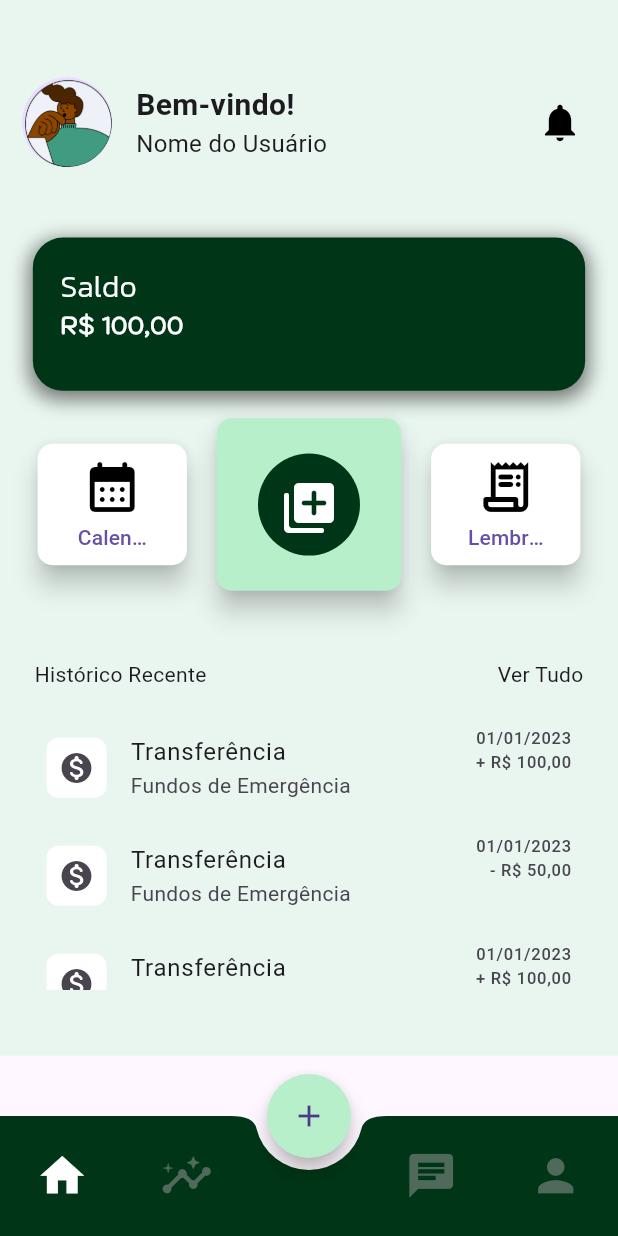
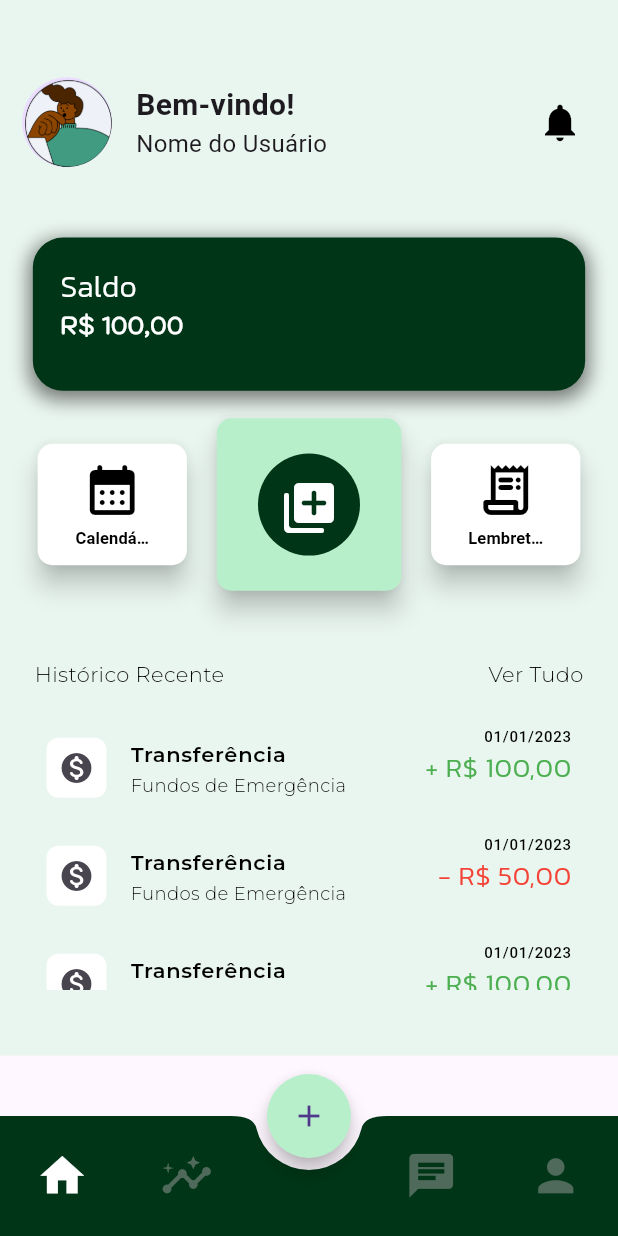
Before and after one commit to devgrc/teste_flutter, a Flutter app: the HomePage screen opened directly, on a phone screen of 412 x 824 dp. Run offline on Flutter 3.47's test engine with Material 3 defaults, Android fonts, the phone set to English and light mode, and no system bars; Roboto replaces fonts that are missing (Kantumruy, MontserratAlternates); project files that could hold a hidden picture were left out.

Commit message:
feat: :sparkles: Adiciona novos modelos de fontes ao projeto

```diff
--- a/lib/common/app_text_styles.dart
+++ b/lib/common/app_text_styles.dart
@@ -7,43 +7,65 @@ class AppTextStyles {
       fontFamily: 'Kodchasan',
       fontSize: 50.0,
       fontWeight: FontWeight.normal,
-    color: Color.fromARGB(255, 255, 255, 255)
-  );
+      color: Color.fromARGB(255, 255, 255, 255));
   static const TextStyle KodchasanLogin = TextStyle(
       fontFamily: 'Kodchasan',
       fontSize: 17.0,
       fontWeight: FontWeight.normal,
-    color: Color.fromARGB(255, 255, 255, 255)
-  );
+      color: Color.fromARGB(255, 255, 255, 255));
   static const TextStyle KantumruyButton = TextStyle(
       fontFamily: 'Kantumruy',
       fontSize: 28.0,
       fontWeight: FontWeight.bold,
-    color: Colors.black
-  );
+      color: Colors.black);
   static const TextStyle KantumLogin1 = TextStyle(
       fontFamily: 'Kodchasan',
       fontSize: 40.0,
       fontWeight: FontWeight.bold,
-    color: Color.fromARGB(255, 255, 255, 255)
-  );
+      color: Color.fromARGB(255, 255, 255, 255));
   static const TextStyle KantumLogin2 = TextStyle(
       fontFamily: 'Kantumruy',
       fontSize: 20.0,
       fontWeight: FontWeight.w200,
-    color: Colors.white
-  );
+      color: Colors.white);
   static const TextStyle KanitSaldo = TextStyle(
       fontFamily: 'Kanit',
       fontSize: 17.0,
       fontWeight: FontWeight.w300,
-    color: Colors.white
-  );
+      color: Colors.white);
   static const TextStyle KodchasanValor = TextStyle(
       fontFamily: 'Kodchasan',
       fontSize: 26.0,
       fontWeight: FontWeight.w600,
-    color: Colors.white
-  );
-
+      color: Colors.white);
+  static const TextStyle KantumruyDespRecei = TextStyle(
+      fontFamily: 'Kantumruy',
+      fontSize: 12.0,
+      fontWeight: FontWeight.w600,
+      color: Color.fromARGB(255, 0, 0, 0));
+  static const TextStyle HistoricoRecente = TextStyle(
+      fontFamily: 'Montserrat',
+      fontSize: 14.0,
+      fontWeight: FontWeight.w500,
+      color: Color.fromARGB(255, 0, 0, 0));
+  static const TextStyle TituloDesRec = TextStyle(
+      fontFamily: 'Montserrat',
+      fontSize: 14.0,
+      fontWeight: FontWeight.w600,
+      color: Color.fromARGB(255, 0, 0, 0));
+  static const TextStyle SubCategoria = TextStyle(
+      fontFamily: 'Montserrat',
+      fontSize: 12.0,
+      fontWeight: FontWeight.w400,
+      color: Color.fromARGB(255, 0, 0, 0));
+  static const TextStyle Valor = TextStyle(
+      fontFamily: 'Kanit',
+      fontSize: 18.0,
+      fontWeight: FontWeight.w500,
+      color: Color.fromARGB(255, 0, 0, 0));
+  static const TextStyle Date = TextStyle(
+      fontFamily: 'MontserratAlternates',
+      fontSize: 10.0,
+      fontWeight: FontWeight.w500,
+      color: Color.fromARGB(255, 0, 0, 0));
 }
```
Lines whose indentation alone changed are shown as unchanged.
